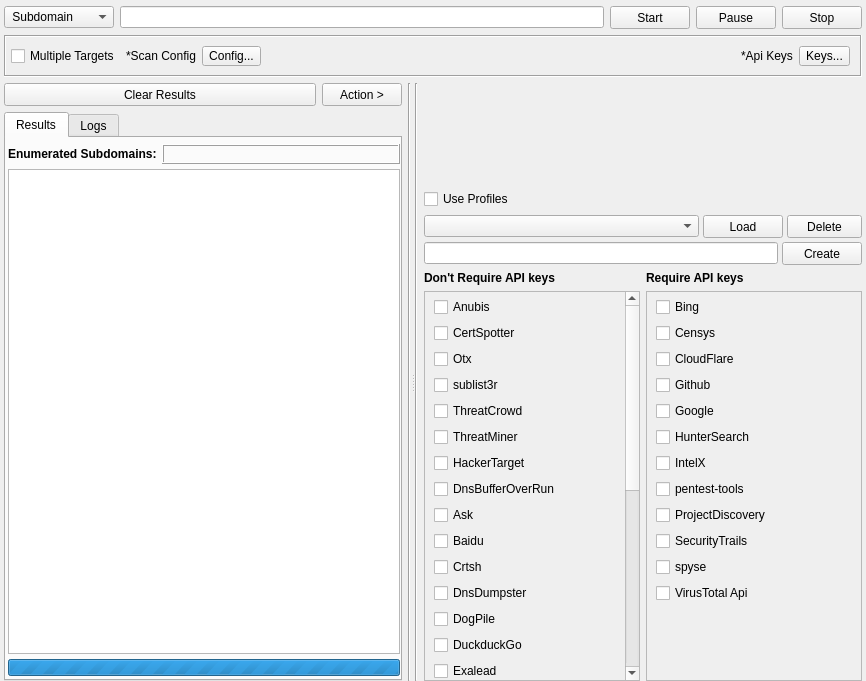
Before: the Qt Designer form gui/src/engines/osint/Osint.ui in 3nock/OTE, drawn with Qt 5.
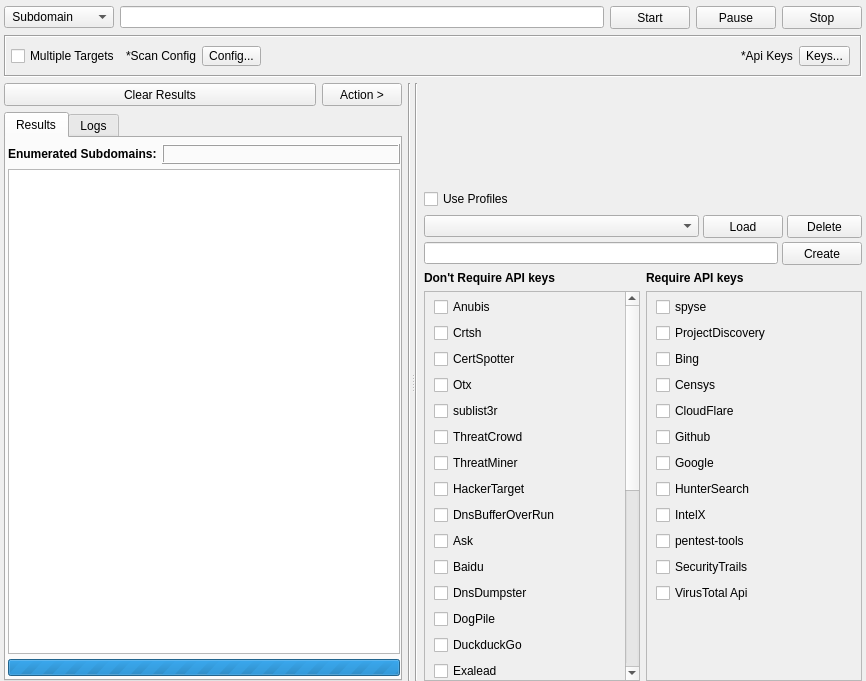
After: the same form once the commit is applied. Custom widgets are drawn as their Qt base class.

Commit message: adding more osint modules

Patch:
```diff
--- a/gui/src/engines/osint/Osint.ui
+++ b/gui/src/engines/osint/Osint.ui
@@ -877,6 +877,13 @@
                    </property>
                   </widget>
                  </item>
+                 <item>
+                  <widget class="QCheckBox" name="checkBox_engine_crtsh">
+                   <property name="text">
+                    <string>Crtsh</string>
+                   </property>
+                  </widget>
+                 </item>
                  <item>
                   <widget class="QCheckBox" name="checkBox_engine_certspotter">
                    <property name="text">
@@ -940,13 +947,6 @@
                    </property>
                   </widget>
                  </item>
-                 <item>
-                  <widget class="QCheckBox" name="checkBox_engine_crtsh">
-                   <property name="text">
-                    <string>Crtsh</string>
-                   </property>
-                  </widget>
-                 </item>
                  <item>
                   <widget class="QCheckBox" name="checkBox_engine_dnsdumpster">
                    <property name="text">
@@ -1170,6 +1170,20 @@
                  <property name="bottomMargin">
                   <number>5</number>
                  </property>
+                 <item>
+                  <widget class="QCheckBox" name="checkBox_engine_spyse">
+                   <property name="text">
+                    <string>spyse</string>
+                   </property>
+                  </widget>
+                 </item>
+                 <item>
+                  <widget class="QCheckBox" name="checkBox_engine_projectdiscovery">
+                   <property name="text">
+                    <string>ProjectDiscovery</string>
+                   </property>
+                  </widget>
+                 </item>
                  <item>
                   <widget class="QCheckBox" name="checkBox_engine_bing">
                    <property name="text">
@@ -1226,13 +1240,6 @@
                    </property>
                   </widget>
                  </item>
-                 <item>
-                  <widget class="QCheckBox" name="checkBox_engine_projectdiscovery">
-                   <property name="text">
-                    <string>ProjectDiscovery</string>
-                   </property>
-                  </widget>
-                 </item>
                  <item>
                   <widget class="QCheckBox" name="checkBox_engine_securitytrails">
                    <property name="text">
@@ -1240,13 +1247,6 @@
                    </property>
                   </widget>
                  </item>
-                 <item>
-                  <widget class="QCheckBox" name="checkBox_engine_spyse">
-                   <property name="text">
-                    <string>spyse</string>
-                   </property>
-                  </widget>
-                 </item>
                  <item>
                   <widget class="QCheckBox" name="checkBox_engine_virustotalapi">
                    <property name="text">
```
The commit also changes 8 other files.
